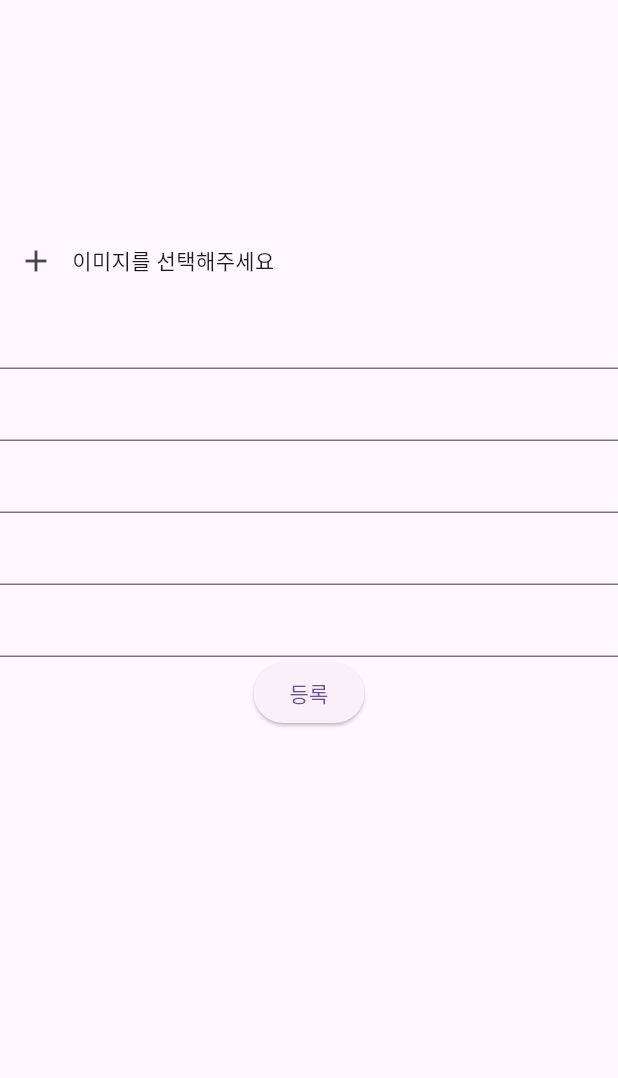
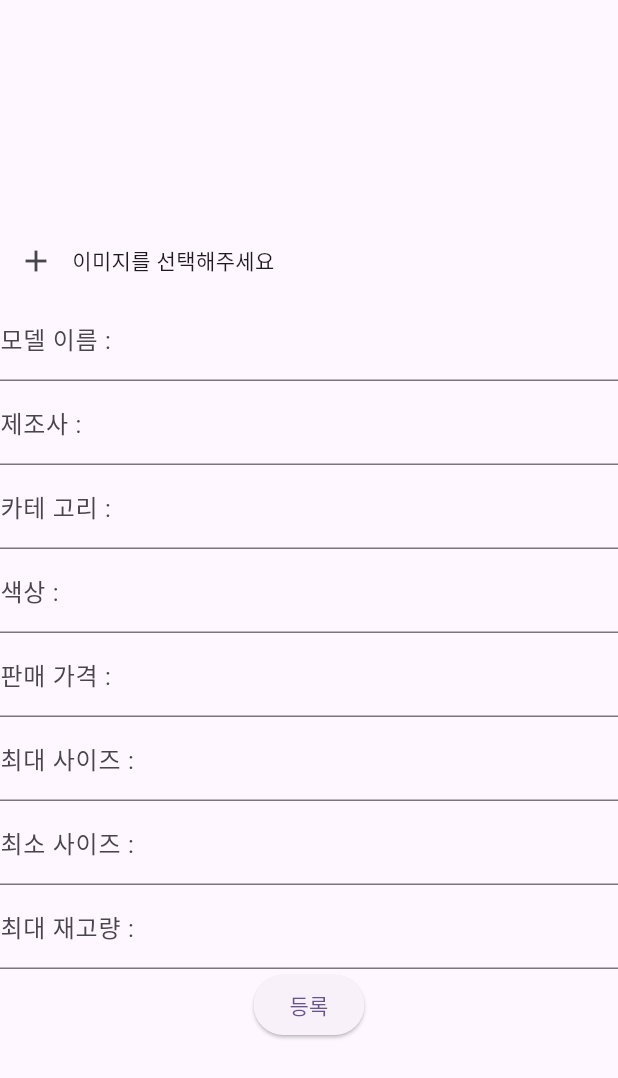
Before and after one commit to Eunjun1/kicksy, a Flutter app: the screen it shows after launch, after a tap on the "add" icon, on a phone screen of 412 x 824 dp. Shown: the top 1078 px of the screen. Run offline on Flutter 3.47's test engine with Material 3 defaults, Android fonts, the phone set to English and light mode, and no system bars; our stand-ins replace get, image_picker, sqflite; missing offline and left inert: dart:ffi; accounts and stored records are empty.

Commit message:
2025-05-07 insert complete

```diff
--- a/kicksy/lib/main.dart
+++ b/kicksy/lib/main.dart
@@ -1,5 +1,6 @@
 import 'package:flutter/material.dart';
 import 'package:get/get.dart';
+import 'package:kicksy/view/hq/hq_insert.dart';
 import 'package:kicksy/view/hq/hq_main.dart';
 import 'package:kicksy/view/hq/hq_order_query.dart';
 import 'package:kicksy/vm/database_handler.dart';
@@ -28,7 +29,7 @@ class _MyAppState extends State<MyApp> {
       theme: ThemeData(
         colorScheme: ColorScheme.fromSeed(seedColor: Colors.deepPurple),
       ),
-      home: const HqMain(),
+      home: HqInsert(),
     );
   }
 }
--- a/kicksy/lib/model/product.dart
+++ b/kicksy/lib/model/product.dart
@@ -19,7 +19,6 @@ class Product {
     : code = res['code'],
       modelCode = res['modelCode'],
       size = res['size'],
-
       maxstock = res['maxstock'],
       registration = res['registration'];
 }
--- a/kicksy/lib/view/hq/hq_insert.dart
+++ b/kicksy/lib/view/hq/hq_insert.dart
@@ -6,6 +6,7 @@ import 'package:get/get.dart';
 import 'package:image_picker/image_picker.dart';
 import 'package:kicksy/model/images.dart';
 import 'package:kicksy/model/model.dart';
+import 'package:kicksy/model/product.dart';
 import 'package:kicksy/vm/database_handler.dart';
 
 class HqInsert extends StatefulWidget {
@@ -24,8 +25,14 @@ class _HqInsertState extends State<HqInsert> {
   late TextEditingController colorCT;
   late TextEditingController salepriceCT;
   late TextEditingController maxstockCT;
+  late TextEditingController maxSizeCT;
+  late TextEditingController minSizeCT;
+
+  late bool createModel;
+
   XFile? imageFile;
   late List<dynamic> images;
+  late int modelNum;
 
   @override
   void initState() {
@@ -37,8 +44,17 @@ class _HqInsertState extends State<HqInsert> {
     colorCT = TextEditingController();
     salepriceCT = TextEditingController();
     maxstockCT = TextEditingController();
+    maxstockCT = TextEditingController();
+    maxSizeCT = TextEditingController();
+    minSizeCT = TextEditingController();
     images = [];
+
+    createModel = false;
+    modelNum = 0;
+
   }
+
+
 
   @override
   Widget build(BuildContext context) {
@@ -74,17 +90,48 @@ class _HqInsertState extends State<HqInsert> {
                     : Text('이미지를 선택해주세요'),
               ],
             ),
-            TextField(controller: nameCT),
-            TextField(controller: companyCT),
-            TextField(controller: categoryCT),
-            TextField(controller: colorCT),
-            TextField(controller: salepriceCT),
+            TextField(
+              controller: nameCT,
+              decoration: InputDecoration(labelText: '모델 이름 :'),
+            ),
+            TextField(
+              controller: companyCT,
+              decoration: InputDecoration(labelText: '제조사 :'),
+            ),
+            TextField(
+              controller: categoryCT,
+              decoration: InputDecoration(labelText: '카테 고리 :'),
+            ),
+            TextField(
+              controller: colorCT,
+              decoration: InputDecoration(labelText: '색상 :'),
+            ),
+            TextField(
+              controller: salepriceCT,
+              decoration: InputDecoration(labelText: '판매 가격 :'),
+            ),
+            TextField(
+              controller: maxSizeCT,
+              decoration: InputDecoration(labelText: '최대 사이즈 :'),
+            ),
+            TextField(
+              controller: minSizeCT,
+              decoration: InputDecoration(labelText: '최소 사이즈 :'),
+            ),
+            TextField(
+              controller: maxstockCT,
+              decoration: InputDecoration(labelText: '최대 재고량 :'),
+            ),
+
             ElevatedButton(
               onPressed: () async {
-                insertModelAction();
-                insertImageAction();
+                await insertImageAndModel();
+
+                  await insertProduct();
+
                 Get.back();
               },
+
               child: Text('등록'),
             ),
           ],
@@ -115,6 +162,7 @@ class _HqInsertState extends State<HqInsert> {
       color: colorCT.text,
       saleprice: int.parse(salepriceCT.text),
     );
+
     await handler.insertModel(modelInsert);
   }
 
@@ -125,7 +173,67 @@ class _HqInsertState extends State<HqInsert> {
         modelname: nameCT.text,
         image: images[i],
       );
+
       await handler.insertimage(imagesInsert);
     }
   }
+
+  insertImageAndModel() async {
+    int lastImageNum = -1;
+
+    // 1. 이미지 먼저 저장
+    for (int i = 0; i < images.length; i++) {
+      var imagesInsert = Images(
+        num: i,
+        modelname: nameCT.text,
+        image: images[i],
+      );
+
+      lastImageNum = await handler.insertimage(imagesInsert); // 반환값을 저장
+    }
+
+    // 2. 이미지가 저장되었을 경우에만 모델 저장
+    if (lastImageNum != -1) {
+      var modelInsert = Model(
+        name: nameCT.text,
+        imageNum: lastImageNum,
+        category: categoryCT.text,
+        company: companyCT.text,
+        color: colorCT.text,
+        saleprice: int.parse(salepriceCT.text),
+      );
+
+      await handler.insertModel(modelInsert);
+      createModel = true;
+      setState(() {});
+    }
+  }
+
+  insertProduct() async{
+    await loadModelNum();
+
+    for (
+      int i = int.parse(minSizeCT.text);
+      i <= int.parse(maxSizeCT.text);
+      i += 10
+    ) {
+      var productInsert = Product(
+        modelCode: modelNum,
+        size: i,
+        maxstock: int.parse(maxstockCT.text),
+        registration: DateTime.now().toString(),
+      );
+
+      await handler.insertProduct(productInsert);
+    }
+  }
+
+  Future<void> loadModelNum() async {
+    modelNum = await handler.getModelNum();
+    setState(() {});
+  }
+
+  //'product(model_code integer, size integer, maxstock integer',
+  //'image(img_code integer primary key autoincrement, model_name text ,img_num integer, image blob, foreign key (model_name) references model(mod_name))',
+  //'model(mod_code integer primary key autoincrement, image_num integer ,name text, category text, company text, color text, saleprice integer, foreign key (image_num) references image(img_num))',
 }
--- a/kicksy/lib/view/hq/hq_main.dart
+++ b/kicksy/lib/view/hq/hq_main.dart
@@ -44,7 +44,7 @@ class _HqMainState extends State<HqMain> {
               Row(
                 children: [
                   Text(
-                    '팀장 김제원',
+                    '팀장 김재원',
                     style: TextStyle(fontSize: 30, fontWeight: FontWeight.bold),
                   ),
                   Padding(
```
Also changed, not shown: kicksy/lib/vm/database_handler.dart (+33 -1 lines).
